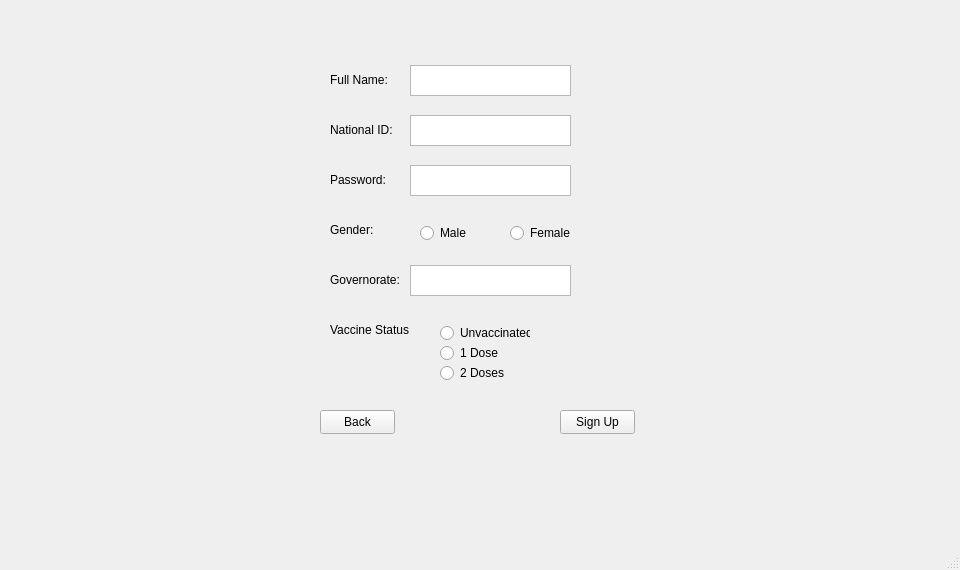
MHani0/Vaccine-Tracking-System, file signup.ui: the form before one commit.
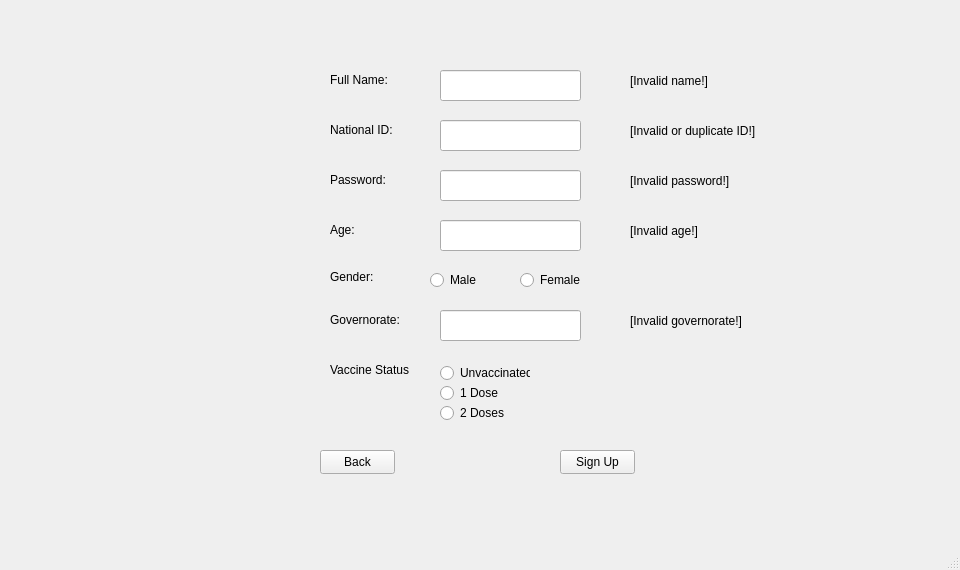
The form after the commit.

```diff
--- a/signup.ui
+++ b/signup.ui
@@ -2,6 +2,9 @@
 <ui version="4.0">
  <class>SignupClass</class>
  <widget class="QMainWindow" name="SignupClass">
+  <property name="enabled">
+   <bool>true</bool>
+  </property>
   <property name="geometry">
    <rect>
     <x>0</x>
@@ -26,24 +29,11 @@
    <string>MainWindow</string>
   </property>
   <widget class="QWidget" name="centralwidget">
-   <widget class="QTextEdit" name="name">
-    <property name="geometry">
-     <rect>
-      <x>410</x>
-      <y>65</y>
-      <width>161</width>
-      <height>31</height>
-     </rect>
-    </property>
-    <property name="placeholderText">
-     <string/>
-    </property>
-   </widget>
    <widget class="QPushButton" name="back">
     <property name="geometry">
      <rect>
       <x>320</x>
-      <y>410</y>
+      <y>450</y>
       <width>75</width>
       <height>24</height>
      </rect>
@@ -53,10 +43,13 @@
     </property>
    </widget>
    <widget class="QPushButton" name="signup">
+    <property name="enabled">
+     <bool>true</bool>
+    </property>
     <property name="geometry">
      <rect>
       <x>560</x>
-      <y>410</y>
+      <y>450</y>
       <width>75</width>
       <height>24</height>
      </rect>
@@ -65,50 +58,11 @@
      <string>Sign Up</string>
     </property>
    </widget>
-   <widget class="QTextEdit" name="natID">
-    <property name="geometry">
-     <rect>
-      <x>410</x>
-      <y>115</y>
-      <width>161</width>
-      <height>31</height>
-     </rect>
-    </property>
-    <property name="placeholderText">
-     <string/>
-    </property>
-   </widget>
-   <widget class="QTextEdit" name="password">
-    <property name="geometry">
-     <rect>
-      <x>410</x>
-      <y>165</y>
-      <width>161</width>
-      <height>31</height>
-     </rect>
-    </property>
-    <property name="placeholderText">
-     <string/>
-    </property>
-   </widget>
-   <widget class="QTextEdit" name="governorate">
-    <property name="geometry">
-     <rect>
-      <x>410</x>
-      <y>265</y>
-      <width>161</width>
-      <height>31</height>
-     </rect>
-    </property>
-    <property name="placeholderText">
-     <string/>
-    </property>
-   </widget>
    <widget class="QRadioButton" name="male">
     <property name="geometry">
      <rect>
-      <x>420</x>
-      <y>223</y>
+      <x>430</x>
+      <y>270</y>
       <width>89</width>
       <height>20</height>
      </rect>
@@ -123,8 +77,8 @@
    <widget class="QRadioButton" name="female">
     <property name="geometry">
      <rect>
-      <x>510</x>
-      <y>223</y>
+      <x>520</x>
+      <y>270</y>
       <width>89</width>
       <height>20</height>
      </rect>
@@ -140,7 +94,7 @@
     <property name="geometry">
      <rect>
       <x>440</x>
-      <y>323</y>
+      <y>363</y>
       <width>90</width>
       <height>20</height>
      </rect>
@@ -156,7 +110,7 @@
     <property name="geometry">
      <rect>
       <x>440</x>
-      <y>343</y>
+      <y>383</y>
       <width>90</width>
       <height>20</height>
      </rect>
@@ -172,7 +126,7 @@
     <property name="geometry">
      <rect>
       <x>440</x>
-      <y>363</y>
+      <y>403</y>
       <width>90</width>
       <height>20</height>
      </rect>
@@ -227,7 +181,7 @@
     <property name="geometry">
      <rect>
       <x>330</x>
-      <y>220</y>
+      <y>267</y>
       <width>71</width>
       <height>20</height>
      </rect>
@@ -240,7 +194,7 @@
     <property name="geometry">
      <rect>
       <x>330</x>
-      <y>270</y>
+      <y>310</y>
       <width>71</width>
       <height>20</height>
      </rect>
@@ -253,7 +207,7 @@
     <property name="geometry">
      <rect>
       <x>330</x>
-      <y>320</y>
+      <y>360</y>
       <width>80</width>
       <height>20</height>
      </rect>
@@ -262,6 +216,164 @@
      <string>Vaccine Status:</string>
     </property>
    </widget>
+   <widget class="QLabel" name="label_7">
+    <property name="geometry">
+     <rect>
+      <x>330</x>
+      <y>220</y>
+      <width>71</width>
+      <height>20</height>
+     </rect>
+    </property>
+    <property name="text">
+     <string>Age:</string>
+    </property>
+   </widget>
+   <widget class="QLineEdit" name="name">
+    <property name="geometry">
+     <rect>
+      <x>440</x>
+      <y>70</y>
+      <width>141</width>
+      <height>31</height>
+     </rect>
+    </property>
+   </widget>
+   <widget class="QLabel" name="name_warn">
+    <property name="enabled">
+     <bool>true</bool>
+    </property>
+    <property name="geometry">
+     <rect>
+      <x>630</x>
+      <y>70</y>
+      <width>121</width>
+      <height>21</height>
+     </rect>
+    </property>
+    <property name="text">
+     <string>[Invalid name!]</string>
+    </property>
+    <property name="textFormat">
+     <enum>Qt::PlainText</enum>
+    </property>
+   </widget>
+   <widget class="QLabel" name="ID_warn">
+    <property name="enabled">
+     <bool>true</bool>
+    </property>
+    <property name="geometry">
+     <rect>
+      <x>630</x>
+      <y>120</y>
+      <width>131</width>
+      <height>21</height>
+     </rect>
+    </property>
+    <property name="text">
+     <string>[Invalid or duplicate ID!]</string>
+    </property>
+    <property name="textFormat">
+     <enum>Qt::PlainText</enum>
+    </property>
+   </widget>
+   <widget class="QLabel" name="password_warn">
+    <property name="enabled">
+     <bool>true</bool>
+    </property>
+    <property name="geometry">
+     <rect>
+      <x>630</x>
+      <y>170</y>
+      <width>121</width>
+      <height>21</height>
+     </rect>
+    </property>
+    <property name="text">
+     <string>[Invalid password!]</string>
+    </property>
+    <property name="textFormat">
+     <enum>Qt::PlainText</enum>
+    </property>
+   </widget>
+   <widget class="QLabel" name="age_warn">
+    <property name="enabled">
+     <bool>true</bool>
+    </property>
+    <property name="geometry">
+     <rect>
+      <x>630</x>
+      <y>220</y>
+      <width>121</width>
+      <height>21</height>
+     </rect>
+    </property>
+    <property name="text">
+     <string>[Invalid age!]</string>
+    </property>
+    <property name="textFormat">
+     <enum>Qt::PlainText</enum>
+    </property>
+   </widget>
+   <widget class="QLabel" name="gov_warn">
+    <property name="enabled">
+     <bool>true</bool>
+    </property>
+    <property name="geometry">
+     <rect>
+      <x>630</x>
+      <y>310</y>
+      <width>121</width>
+      <height>21</height>
+     </rect>
+    </property>
+    <property name="text">
+     <string>[Invalid governorate!]</string>
+    </property>
+    <property name="textFormat">
+     <enum>Qt::PlainText</enum>
+    </property>
+   </widget>
+   <widget class="QLineEdit" name="natID">
+    <property name="geometry">
+     <rect>
+      <x>440</x>
+      <y>120</y>
+      <width>141</width>
+      <height>31</height>
+     </rect>
+    </property>
+   </widget>
+   <widget class="QLineEdit" name="password">
+    <property name="geometry">
+     <rect>
+      <x>440</x>
+      <y>170</y>
+      <width>141</width>
+      <height>31</height>
+     </rect>
+    </property>
+   </widget>
+   <widget class="QLineEdit" name="age">
+    <property name="geometry">
+     <rect>
+      <x>440</x>
+      <y>220</y>
+      <width>141</width>
+      <height>31</height>
+     </rect>
+    </property>
+   </widget>
+   <widget class="QLineEdit" name="governorate">
+    <property name="geometry">
+     <rect>
+      <x>440</x>
+      <y>310</y>
+      <width>141</width>
+      <height>31</height>
+     </rect>
+    </property>
+   </widget>
   </widget>
   <widget class="QMenuBar" name="menubar">
    <property name="geometry">
```
Left out of the diff: 2 changed lines with no effect on the pictures.
